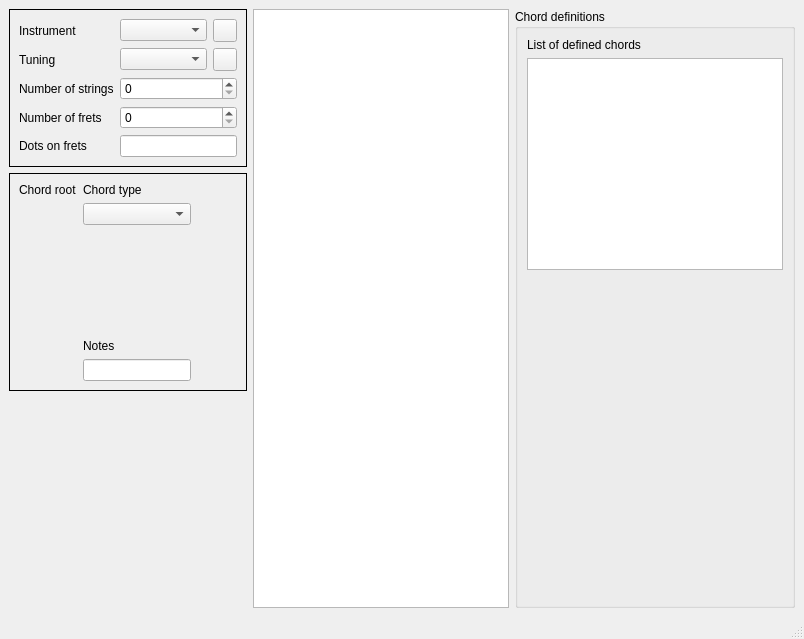
Qt form GUI/mainwindow.ui (grotsztaksel/ChordPainter) before a commit.
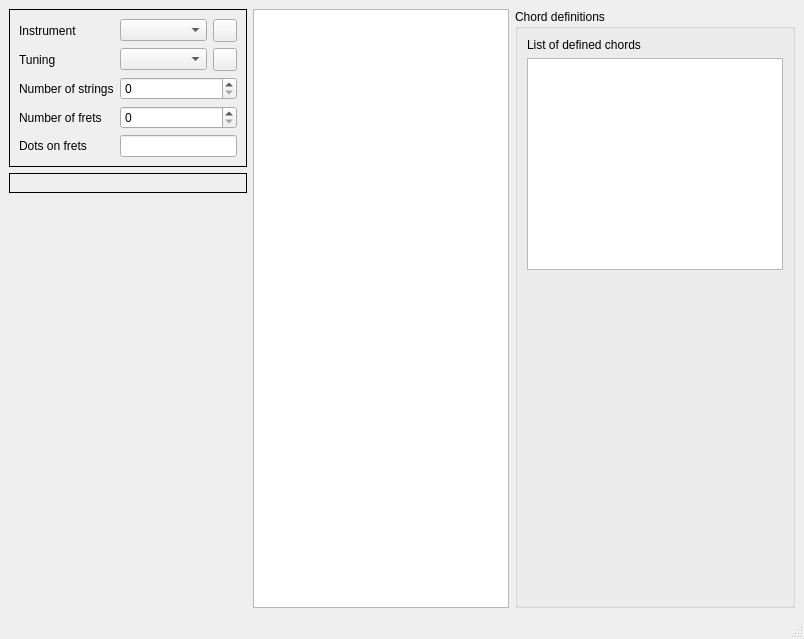
The same form after that commit. Custom widgets are drawn as their Qt base class.

Commit message: Move chord widget to a separate class

```diff
--- a/GUI/mainwindow.ui
+++ b/GUI/mainwindow.ui
@@ -120,82 +120,7 @@
         </property>
         <layout class="QHBoxLayout" name="horizontalLayout_2">
          <item>
-          <layout class="QVBoxLayout" name="chordsLayout">
-           <item>
-            <widget class="QLabel" name="label_6">
-             <property name="text">
-              <string>Chord root</string>
-             </property>
-            </widget>
-           </item>
-           <item>
-            <spacer name="verticalSpacer">
-             <property name="orientation">
-              <enum>Qt::Vertical</enum>
-             </property>
-             <property name="sizeHint" stdset="0">
-              <size>
-               <width>20</width>
-               <height>40</height>
-              </size>
-             </property>
-            </spacer>
-           </item>
-          </layout>
-         </item>
-         <item>
-          <layout class="QVBoxLayout" name="verticalLayout">
-           <item>
-            <widget class="QLabel" name="label_7">
-             <property name="text">
-              <string>Chord type</string>
-             </property>
-            </widget>
-           </item>
-           <item>
-            <widget class="QComboBox" name="chordTypeComboBox">
-             <property name="placeholderText">
-              <string>Chord type</string>
-             </property>
-            </widget>
-           </item>
-           <item>
-            <spacer name="verticalSpacer_2">
-             <property name="orientation">
-              <enum>Qt::Vertical</enum>
-             </property>
-             <property name="sizeHint" stdset="0">
-              <size>
-               <width>20</width>
-               <height>40</height>
-              </size>
-             </property>
-            </spacer>
-           </item>
-           <item>
-            <widget class="QLabel" name="label_8">
-             <property name="text">
-              <string>Notes</string>
-             </property>
-            </widget>
-           </item>
-           <item>
-            <widget class="QLineEdit" name="chordNotesEdit"/>
-           </item>
-          </layout>
-         </item>
-         <item>
-          <spacer name="horizontalSpacer">
-           <property name="orientation">
-            <enum>Qt::Horizontal</enum>
-           </property>
-           <property name="sizeHint" stdset="0">
-            <size>
-             <width>40</width>
-             <height>20</height>
-            </size>
-           </property>
-          </spacer>
+          <widget class="ChordSelector" name="chordSelector" />
          </item>
         </layout>
        </widget>
@@ -284,6 +209,14 @@
   </widget>
   <widget class="QStatusBar" name="statusbar"/>
  </widget>
+ <customwidgets>
+  <customwidget>
+   <class>ChordSelector</class>
+   <extends>QWidget</extends>
+   <header>GUI/chord_selector</header>
+   <container>1</container>
+  </customwidget>
+ </customwidgets>
  <resources/>
  <connections/>
 </ui>
```
The commit also changes 5 other files.
